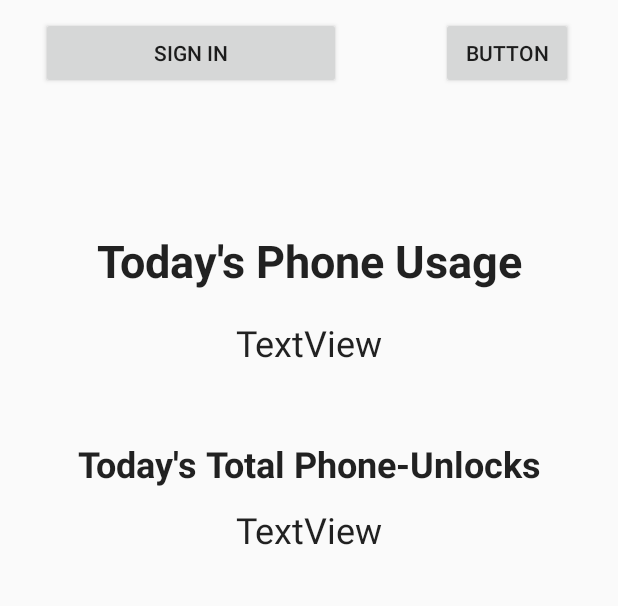
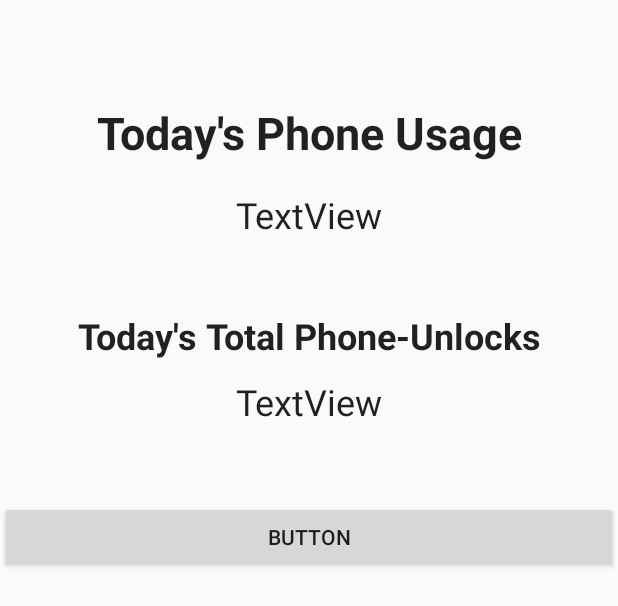
Before and after one commit to gauravghongde/Minify, an Android app: the layout activity_main.xml on its own in the app's theme, with its tools: preview values and no code run, on a phone screen of 412 x 824 dp. Shown: the top 606 px of the screen. Run offline under Robolectric (Android 15) with nearby library versions, the phone set to English and light mode, and no system bars.

Commit message:
change in launcher activity

```diff
--- a/app/src/main/res/layout/activity_main.xml
+++ b/app/src/main/res/layout/activity_main.xml
@@ -7,22 +7,37 @@
     tools:context="com.rstack.dephone.MainActivity">
 
     <Button
-        android:id="@+id/btn_signin"
-        android:layout_width="200dp"
+        android:id="@+id/settings"
+        android:layout_width="match_parent"
         android:layout_height="wrap_content"
-        android:layout_alignParentStart="true"
-        android:layout_alignParentTop="true"
-        android:layout_marginStart="27dp"
+        android:layout_below="@+id/total_unlocks_daily"
+        android:layout_centerHorizontal="true"
+        android:layout_marginTop="50dp"
+        android:text="Button" />
+
+    <TextView
+        android:id="@+id/total_unlocks_daily"
+        android:layout_width="match_parent"
+        android:layout_height="wrap_content"
+        android:layout_below="@+id/staticTxt"
+        android:layout_centerHorizontal="true"
         android:layout_marginTop="11dp"
-        android:text="SIGN IN" />
+        android:text="TextView"
+        android:textAlignment="center"
+        android:textAppearance="@style/TextAppearance.AppCompat.Headline" />
 
-    <LinearLayout
+    <TextView
+        android:id="@+id/staticTxt"
         android:layout_width="match_parent"
-        android:layout_height="match_parent"
-        android:layout_alignParentStart="true"
-        android:layout_below="@+id/btn_signin"
-        android:layout_marginTop="26dp"
-        android:orientation="vertical">
+        android:layout_height="wrap_content"
+        android:layout_below="@+id/total_usage_daily"
+        android:layout_centerHorizontal="true"
+        android:layout_marginTop="48dp"
+        android:text="Today's Total Phone-Unlocks"
+        android:textAlignment="center"
+        android:textAppearance="@style/TextAppearance.AppCompat.Headline"
+        android:textSize="24sp"
+        android:textStyle="bold" />
 
     <TextView
         android:id="@+id/StaticTxt1"
@@ -48,40 +63,4 @@
         android:textAlignment="center"
         android:textAppearance="@style/TextAppearance.AppCompat.Headline" />
 
-        <TextView
-            android:id="@+id/staticTxt"
-            android:layout_width="match_parent"
-            android:layout_height="wrap_content"
-            android:layout_below="@+id/total_usage_daily"
-            android:layout_centerHorizontal="true"
-            android:layout_marginTop="48dp"
-            android:text="Today's Total Phone-Unlocks"
-            android:textAlignment="center"
-            android:textAppearance="@style/TextAppearance.AppCompat.Headline"
-            android:textSize="24sp"
-            android:textStyle="bold" />
-
-        <TextView
-            android:id="@+id/total_unlocks_daily"
-            android:layout_width="match_parent"
-            android:layout_height="wrap_content"
-            android:layout_below="@+id/staticTxt"
-            android:layout_centerHorizontal="true"
-            android:layout_marginTop="11dp"
-            android:text="TextView"
-            android:textAlignment="center"
-            android:textAppearance="@style/TextAppearance.AppCompat.Headline" />
-
-    </LinearLayout>
-
-    <Button
-        android:id="@+id/settings"
-        android:layout_width="wrap_content"
-        android:layout_height="wrap_content"
-        android:layout_alignBaseline="@+id/btn_signin"
-        android:layout_alignBottom="@+id/btn_signin"
-        android:layout_alignParentEnd="true"
-        android:layout_marginEnd="30dp"
-        android:text="Button" />
-
 </android.widget.RelativeLayout>
```
Also changed, not shown: app/src/main/AndroidManifest.xml (+4 -5 lines), app/src/main/java/com/rstack/dephone/MainActivity.java (+11 -57 lines), app/src/main/java/com/rstack/dephone/WelcomeActivity.java (+74 -8 lines). Lines whose indentation alone changed are shown as unchanged.
